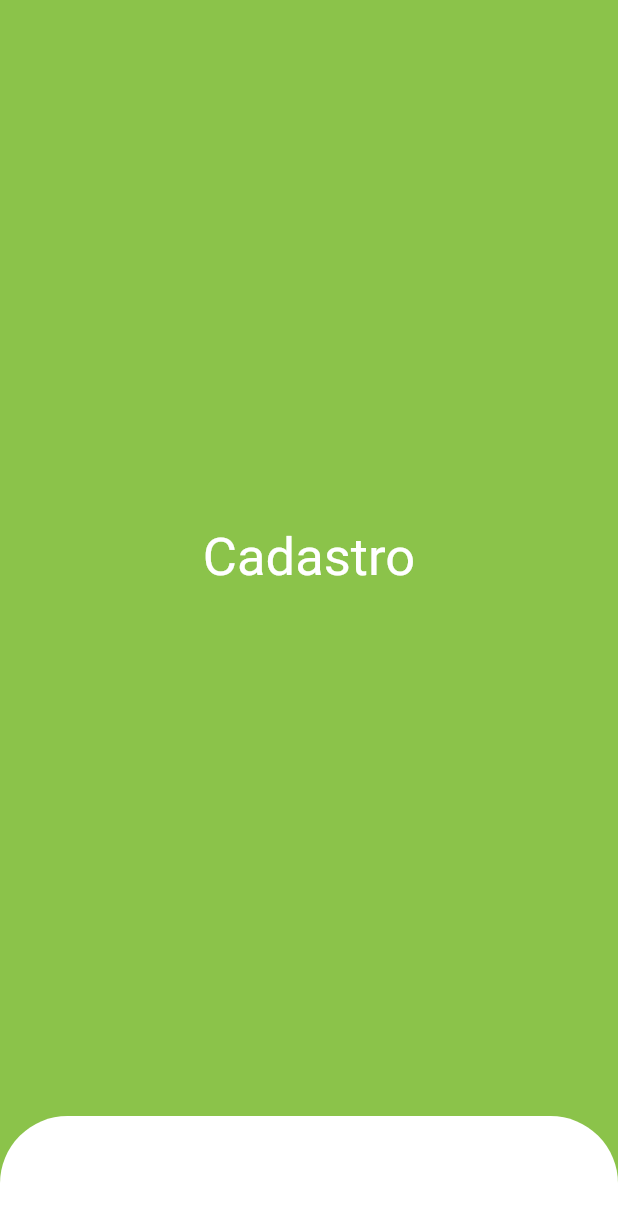
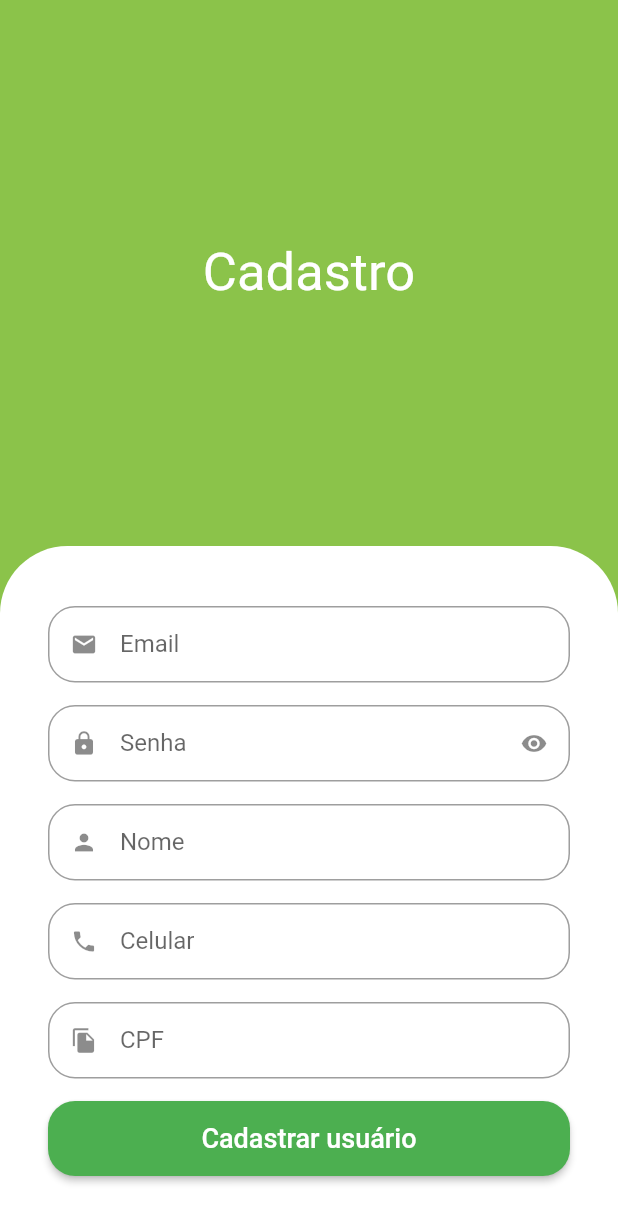
Before and after one commit to tiagosmweb/kitanda, a Flutter app: the SignUpScreen screen opened directly, on a phone screen of 412 x 824 dp. Shown: the top 1223 px of the screen. Run offline on Flutter 3.47's test engine with Material 2 defaults, Android fonts, the phone set to English and light mode, and no system bars; our stand-ins replace animated_text_kit.

Commit message:
add form cadastro

```diff
--- a/lib/src/auth/sign_up_screen.dart
+++ b/lib/src/auth/sign_up_screen.dart
@@ -7,9 +7,14 @@
 
   @override
   Widget build(BuildContext context) {
+    final size = MediaQuery.of(context).size;
     return Scaffold(
       backgroundColor: CustomColors.customSwatchColor,
-      body: Column(
+      body: SingleChildScrollView(
+        child: SizedBox(
+          height: size.height,
+          width: size.width,
+          child: Column(
             children: [
               const Expanded(
                 child: Center(
@@ -33,8 +38,51 @@
                     top: Radius.circular(45),
                   ),
                 ),
+                child: Column(
+                  crossAxisAlignment: CrossAxisAlignment.stretch,
+                  children: [
+                    const CustomTextField(
+                      icon: Icons.email,
+                      label: 'Email',
+                    ),
+                    const CustomTextField(
+                      icon: Icons.lock,
+                      label: 'Senha',
+                      isSecret: true,
+                    ),
+                    const CustomTextField(
+                      icon: Icons.person,
+                      label: 'Nome',
+                    ),
+                    const CustomTextField(
+                      icon: Icons.phone,
+                      label: 'Celular',
+                    ),
+                    const CustomTextField(
+                      icon: Icons.file_copy,
+                      label: 'CPF',
+                    ),
+                    SizedBox(
+                      height: 50,
+                      child: ElevatedButton(
+                          style: ElevatedButton.styleFrom(
+                              shape: RoundedRectangleBorder(
+                            borderRadius: BorderRadius.circular(18),
+                          )),
+                          onPressed: () {},
+                          child: const Text(
+                            'Cadastrar usuário',
+                            style: TextStyle(
+                              fontSize: 18,
+                            ),
+                          )),
+                    )
+                  ],
+                ),
               ),
             ],
+          ),
+        ),
       ),
     );
   }
```
Lines whose indentation alone changed are shown as unchanged.
